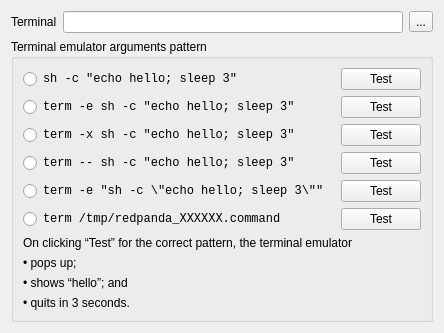
Qt form RedPandaIDE/settingsdialog/environmentprogramswidget.ui (royqh1979/RedPanda-CPP) before a commit.
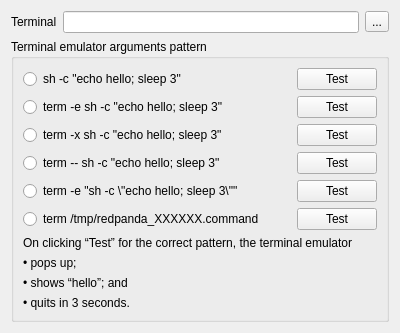
The same form after that commit. Icons and pictures are not drawn.

Patch:
```diff
--- a/RedPandaIDE/settingsdialog/environmentprogramswidget.ui
+++ b/RedPandaIDE/settingsdialog/environmentprogramswidget.ui
@@ -43,13 +43,6 @@
      <layout class="QGridLayout" name="gridLayout_2">
       <item row="0" column="0">
        <widget class="QRadioButton" name="rbImplicitSystem">
-        <property name="font">
-         <font>
-          <family>Monospace</family>
-          <family>Menlo</family>
-          <family>Consolas</family>
-         </font>
-        </property>
         <property name="text">
          <string>sh -c &quot;echo hello; sleep 3&quot;</string>
         </property>
@@ -77,13 +70,6 @@
       </item>
       <item row="1" column="0">
        <widget class="QRadioButton" name="rbMinusEAppendArgs">
-        <property name="font">
-         <font>
-          <family>Monospace</family>
-          <family>Menlo</family>
-          <family>Consolas</family>
-         </font>
-        </property>
         <property name="text">
          <string>term -e sh -c &quot;echo hello; sleep 3&quot;</string>
         </property>
@@ -98,13 +84,6 @@
       </item>
       <item row="2" column="0">
        <widget class="QRadioButton" name="rbMinusXAppendArgs">
-        <property name="font">
-         <font>
-          <family>Monospace</family>
-          <family>Menlo</family>
-          <family>Consolas</family>
-         </font>
-        </property>
         <property name="text">
          <string>term -x sh -c &quot;echo hello; sleep 3&quot;</string>
         </property>
@@ -119,13 +98,6 @@
       </item>
       <item row="3" column="0">
        <widget class="QRadioButton" name="rbMinusMinusAppendArgs">
-        <property name="font">
-         <font>
-          <family>Monospace</family>
-          <family>Menlo</family>
-          <family>Consolas</family>
-         </font>
-        </property>
         <property name="text">
          <string>term -- sh -c &quot;echo hello; sleep 3&quot;</string>
         </property>
@@ -140,13 +112,6 @@
       </item>
       <item row="4" column="0">
        <widget class="QRadioButton" name="rbMinusEAppendCommandLine">
-        <property name="font">
-         <font>
-          <family>Monospace</family>
-          <family>Menlo</family>
-          <family>Consolas</family>
-         </font>
-        </property>
         <property name="text">
          <string>term -e &quot;sh -c \&quot;echo hello; sleep 3\&quot;&quot;</string>
         </property>
@@ -161,13 +126,6 @@
       </item>
       <item row="5" column="0">
        <widget class="QRadioButton" name="rbWriteCommandLineToTempFileThenTempFilename">
-        <property name="font">
-         <font>
-          <family>Monospace</family>
-          <family>Menlo</family>
-          <family>Consolas</family>
-         </font>
-        </property>
         <property name="text">
          <string>term /tmp/redpanda_XXXXXX.command</string>
         </property>
```
